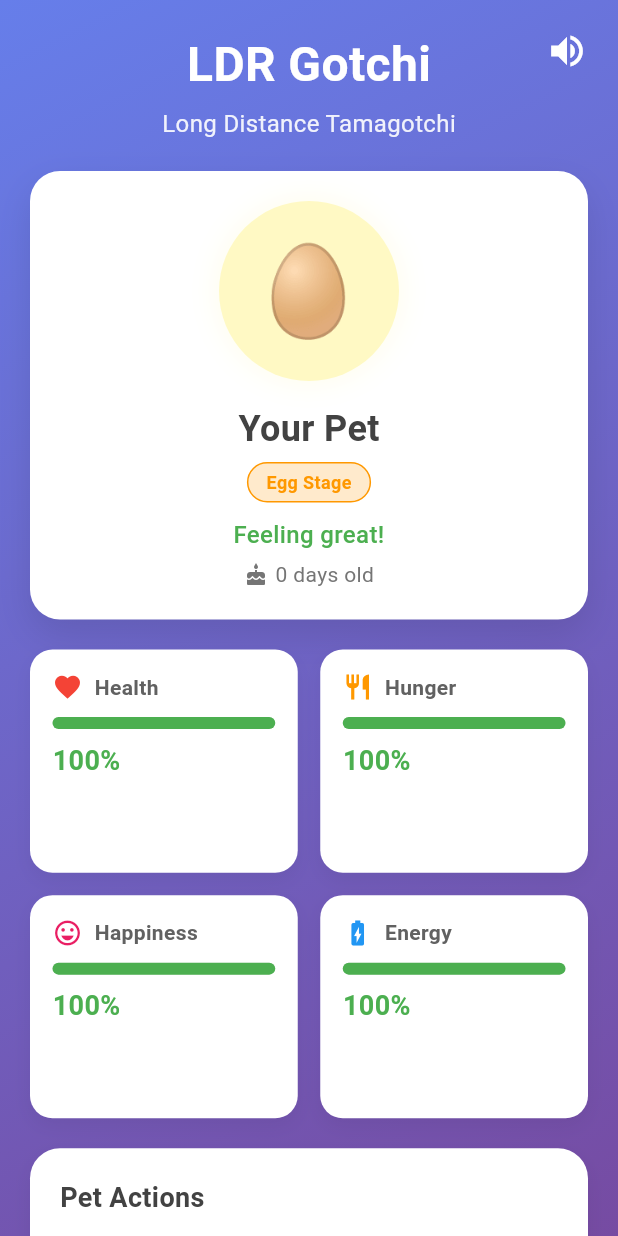
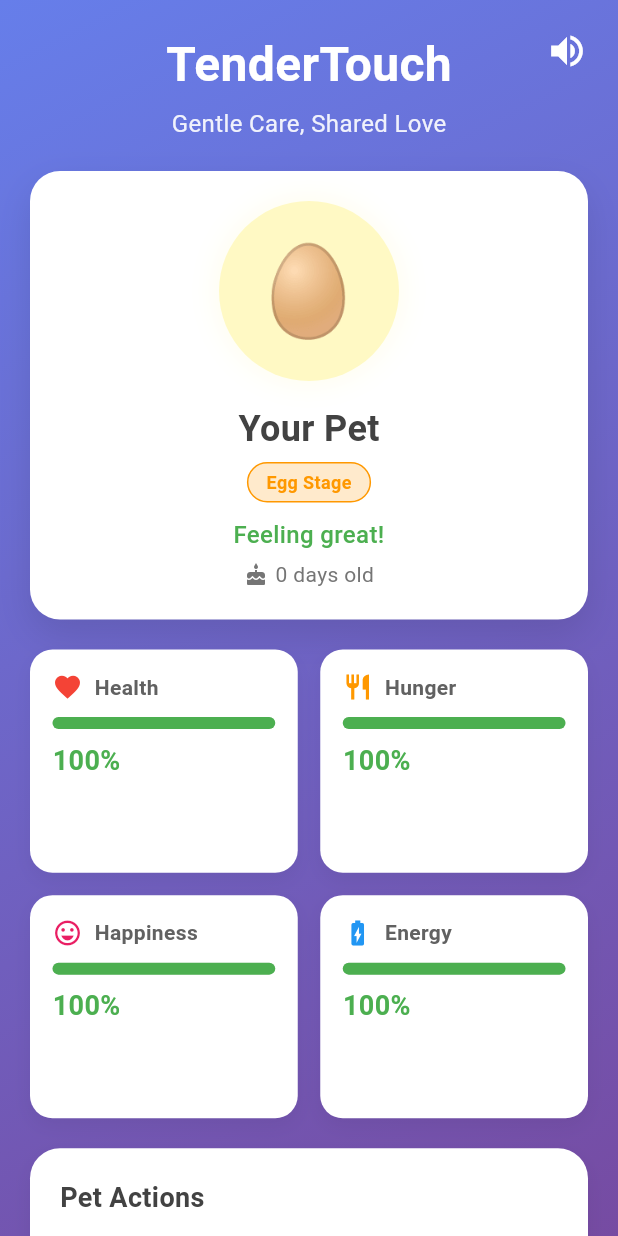
Before and after one commit to mertBiricik/llm_gotchi, a Flutter app: the screen it shows after launch, on a phone screen of 412 x 824 dp. Run offline on Flutter 3.47's test engine with Material 3 defaults, Android fonts, the phone set to English and light mode, and no system bars; drawn by our look-alikes of flutter_animate; our stand-ins replace audioplayers, confetti, google_fonts, shared_preferences.

Commit message:
TenderTouch has born

```diff
--- a/lib/main.dart
+++ b/lib/main.dart
@@ -16,7 +16,7 @@
     return ChangeNotifierProvider(
       create: (context) => PetService(),
       child: MaterialApp(
-        title: 'LDR Gotchi',
+        title: 'TenderTouch',
         debugShowCheckedModeBanner: false,
         theme: ThemeData(
           colorScheme: ColorScheme.fromSeed(
--- a/lib/screens/home_screen.dart
+++ b/lib/screens/home_screen.dart
@@ -178,7 +178,7 @@
     return Column(
       children: [
         Text(
-          'LDR Gotchi',
+          'TenderTouch',
           style: GoogleFonts.comicNeue(
             fontSize: 32,
             fontWeight: FontWeight.bold,
@@ -187,7 +187,7 @@
         ),
         const SizedBox(height: 5),
         Text(
-          'Long Distance Tamagotchi',
+          'Gentle Care, Shared Love',
           style: GoogleFonts.comicNeue(
             fontSize: 16,
             color: Colors.white.withOpacity(0.9),
--- a/lib/services/pet_service.dart
+++ b/lib/services/pet_service.dart
@@ -42,8 +42,8 @@
   MemoryGame get memoryGame => _memoryGame;
   SoundService get soundService => _soundService;
 
-  static const String _storageKey = 'ldrGotchi';
-  static const String _achievementsKey = 'ldrGotchiAchievements';
+  static const String _storageKey = 'tenderTouch';
+  static const String _achievementsKey = 'tenderTouchAchievements';
 
   PetService() {
     _initializeAchievements();
--- a/pubspec.yaml
+++ b/pubspec.yaml
@@ -1,5 +1,5 @@
-name: ldr_gotchi
-description: A long-distance relationship Tamagotchi-style virtual pet app
+name: tender_touch
+description: A virtual pet app for couples to share gentle, loving care across any distance
 publish_to: 'none'
 version: 1.0.0+1
 
```
Also changed, not shown: 1 other file. Lines whose indentation alone changed are shown as unchanged.
